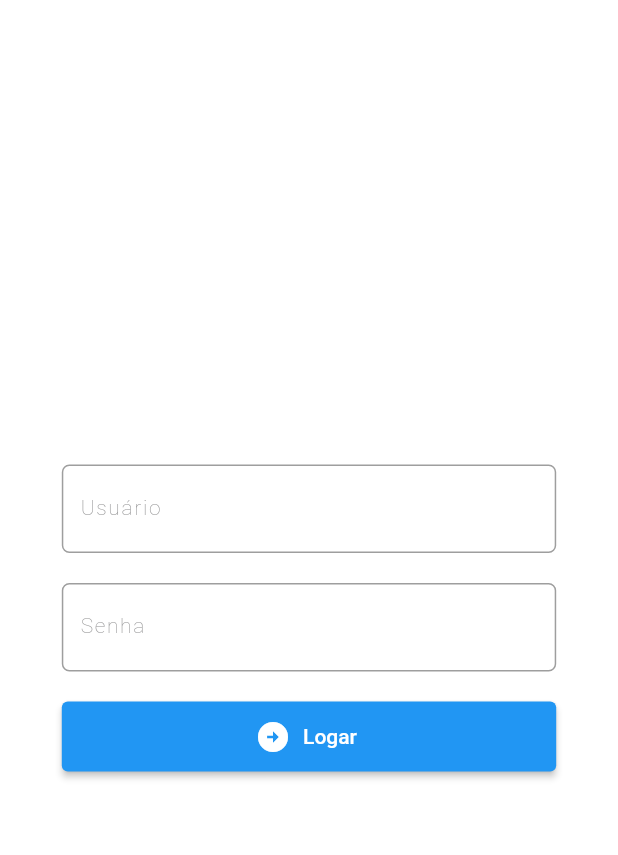
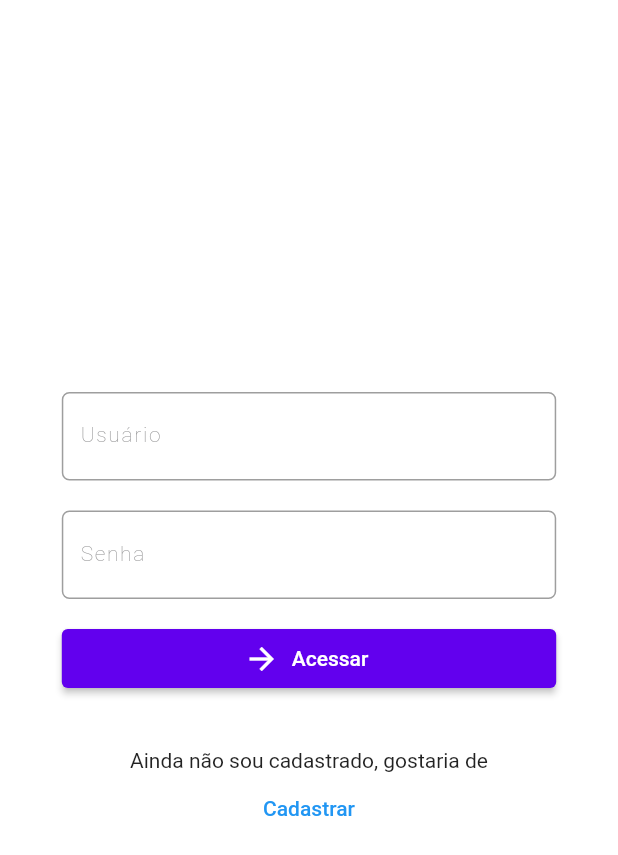
Before and after one commit to lesantucci/doemais-flutter, a Flutter app: the LoginScreen screen opened directly, on a phone screen of 412 x 824 dp. Shown: the top 855 px of the screen. Run offline on Flutter 3.47's test engine with Material 2 defaults, Android fonts, the phone set to English and light mode, and no system bars; missing offline and left inert: http_interceptor; accounts and stored records are empty; network calls fail.

Commit message:
adiciona login e registro

```diff
--- /dev/null
+++ b/lib/commons/endpoints.dart
@@ -0,0 +1,22 @@
+class Endpoints {
+  // BASE
+  static const String baseUrl = "https://apl-back-doe-mais-ong.herokuapp.com";
+
+  // USUARIO
+  static const String usuarioLogin = "$baseUrl/usuario/login";
+  static const String usuarioCadastrar = "$baseUrl/usuario/cadastrar";
+  static const String usuarioPerfil = "$baseUrl/usuario/perfil";
+  static const String usuarioCampanha = "$baseUrl/usuario/campanha";
+  static const String usuarioOng = "$baseUrl/usuario/ong";
+
+  //CAMPANHA
+  static const String campanha = "$baseUrl/campanha";
+  static const String campanhaApoiar = "$baseUrl/campanha/apoiar";
+
+  //ONG
+  static const String ong = "$baseUrl/ong";
+  static const String ongCapanha = "$baseUrl/ong/campanha";
+  static const String congFavoritar = "$baseUrl/ong/favoritar";
+
+  static const String categoria = "$baseUrl/categoria";
+}
--- /dev/null
+++ b/lib/commons/storage.dart
@@ -0,0 +1,6 @@
+import 'package:doemais/usuario/models/usuario.model.dart';
+
+class Storage {
+  static late Usuario usuario;
+  static late String jwt = "";
+}
--- a/lib/main.dart
+++ b/lib/main.dart
@@ -16,7 +16,7 @@ class MyApp extends StatelessWidget {
     return MaterialApp(
       title: 'Flutter Demo',
       theme: lightTheme,
-      home: MyHomePage(),
+      home: const LoginScreen(),
     );
   }
 }
--- a/lib/theme/light-theme.dart
+++ b/lib/theme/light-theme.dart
@@ -11,10 +11,8 @@ ThemeData lightTheme = ThemeData(
   textTheme: const TextTheme(
       headline1: TextStyle(
           color: Colors.black, fontSize: 40, fontWeight: FontWeight.bold)),
-  buttonTheme: const ButtonThemeData(
-    textTheme: ButtonTextTheme.primary,
-  ),
-  elevatedButtonTheme: const ElevatedButtonThemeData(style: ButtonStyle()),
+  elevatedButtonTheme: ElevatedButtonThemeData(
+      style: ElevatedButton.styleFrom(primary: AppColor.primary)),
   inputDecorationTheme: const InputDecorationTheme(
     border: OutlineInputBorder(
         borderRadius: BorderRadius.all(Radius.circular(5.0))),
--- a/lib/usuario/models/usuario.model.dart
+++ b/lib/usuario/models/usuario.model.dart
@@ -0,0 +1,23 @@
+class Usuario {
+  final String nome;
+  final String sexo;
+  final String email;
+  final String dtNascimento;
+  final String contato;
+
+  const Usuario(
+      {required this.nome,
+      required this.sexo,
+      required this.email,
+      required this.dtNascimento,
+      required this.contato});
+
+  factory Usuario.fromJson(Map<String, dynamic> json) {
+    return Usuario(
+        nome: json['nome'],
+        sexo: json['sexo'],
+        email: json['email'],
+        dtNascimento: json['dtNascimento'],
+        contato: json['contato']);
+  }
+}
--- a/lib/usuario/screens/login.screen.dart
+++ b/lib/usuario/screens/login.screen.dart
@@ -1,4 +1,6 @@
 import 'package:doemais/home/screens/home-page.screen.dart';
+import 'package:doemais/usuario/screens/cadastro.screen.dart';
+import 'package:doemais/usuario/services/usuario.service.dart';
 import 'package:flutter/material.dart';
 
 class LoginScreen extends StatefulWidget {
@@ -15,26 +17,27 @@ class _LoginScreenState extends State<LoginScreen> {
   String _password = '';
 
   void signIn() async {
-    // final usuarioService = UsuarioService();
-    // usuarioService.realizarLogin(_login, _password).then((value) => {
-    //   if(value) {
-    //     Navigator.pushReplacement(
-    //     context,
-    //     MaterialPageRoute(builder: (context) => const ProdutosPage()),
-    //   )}
-    // });
+    final usuarioService = UsuarioService();
+    usuarioService.login(_login, _password).then((value) => {
+          if (value)
+            {
+              Navigator.pushReplacement(
+                context,
+                MaterialPageRoute(builder: (context) => MyHomePage()),
+              )
+            }
+        });
   }
 
   @override
   Widget build(BuildContext context) {
     return Scaffold(
-      body: Container(
-        child: Center(
+        body: Center(
       child: Column(
         mainAxisAlignment: MainAxisAlignment.center,
         children: <Widget>[
           Padding(
-              padding: EdgeInsets.only(bottom: 20),
+            padding: const EdgeInsets.only(bottom: 20),
             child: FractionallySizedBox(
               widthFactor: 0.80,
               child: TextFormField(
@@ -50,10 +53,10 @@ class _LoginScreenState extends State<LoginScreen> {
             ),
           ),
           Padding(
-              padding: EdgeInsets.only(bottom: 20),
+              padding: const EdgeInsets.only(bottom: 20),
               child: FractionallySizedBox(
                   widthFactor: 0.80,
-                child:TextFormField(
+                  child: TextFormField(
                     obscureText: true,
                     onChanged: (text) {
                       setState(() {
@@ -63,28 +66,34 @@ class _LoginScreenState extends State<LoginScreen> {
                     decoration: const InputDecoration(
                       labelText: 'Senha',
                     ),
-                )
-              )
-             ),
+                  ))),
           Flexible(
               child: FractionallySizedBox(
             widthFactor: 0.80,
             heightFactor: 0.070,
             child: ElevatedButton.icon(
               icon: const Icon(
-                    Icons.arrow_circle_right,
+                Icons.arrow_forward,
                 size: 24.0,
               ),
-                  onPressed: () => {
+              onPressed: () => {signIn()},
+              label: const Text('Acessar'),
+            ),
+          )),
+          const Padding(
+              padding: EdgeInsets.only(top: 40),
+              child: Text("Ainda não sou cadastrado, gostaria de")),
+          TextButton(
+              onPressed: () {
+                Navigator.push(
+                  context,
+                  MaterialPageRoute(
+                      builder: (context) => const CadastroScreen()),
+                );
               },
-                    label: const Text('Logar'),
-                  ),
-              ))
+              child: const Text("Cadastrar"))
         ],
       ),
-      ),
-      )
-
-    );
+    ));
   }
 }
--- a/pubspec.yaml
+++ b/pubspec.yaml
@@ -29,11 +29,13 @@ environment:
 dependencies:
   flutter:
     sdk: flutter
-  dio: ^3.0.9
+  dio: 4.0.6
 
   # The following adds the Cupertino Icons font to your application.
   # Use with the CupertinoIcons class for iOS style icons.
   cupertino_icons: ^1.0.2
+  http: 0.13.4
+  http_interceptor: ^1.0.2
 
 dev_dependencies:
   flutter_test:
```
Also changed, not shown: lib/commons/handler/http.dart (added, +30 -0 lines), lib/commons/interceptors/http.interceptor.dart (added, +23 -0 lines), lib/theme/app-color.dart (+5 -5 lines), lib/usuario/screens/cadastro.screen.dart (+112 -0 lines), lib/usuario/services/usuario.service.dart (added, +46 -0 lines), lib/usuario/services/login.service.dart (deleted), pubspec.lock, 2 other files. Lines whose indentation alone changed are shown as unchanged.
